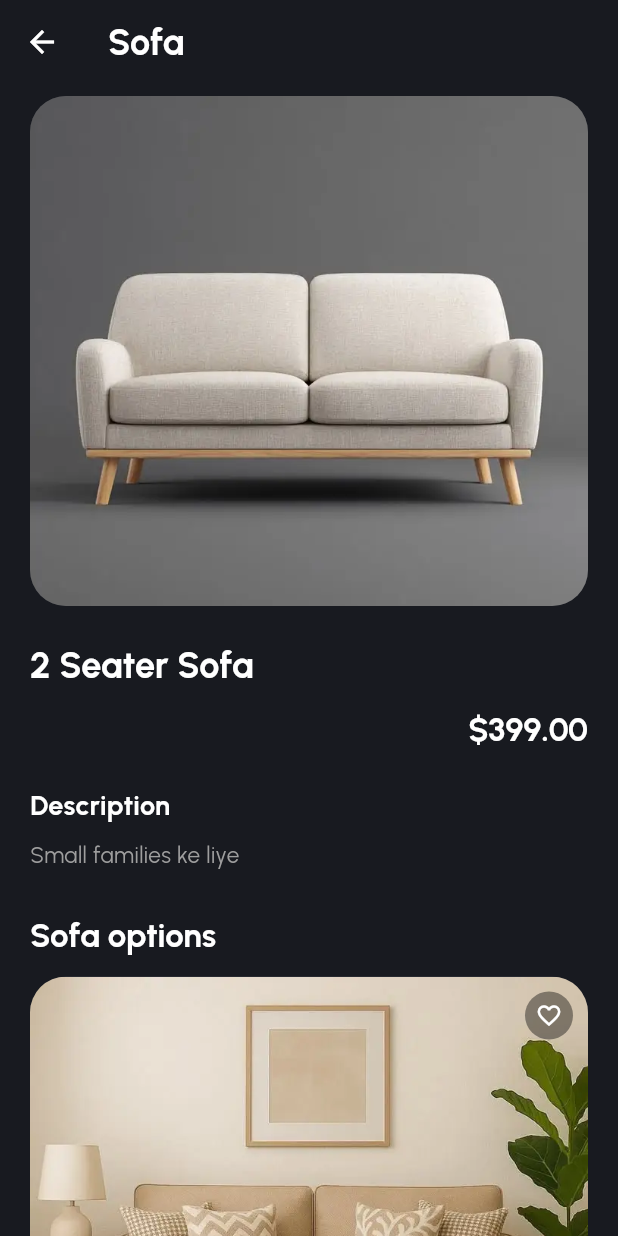
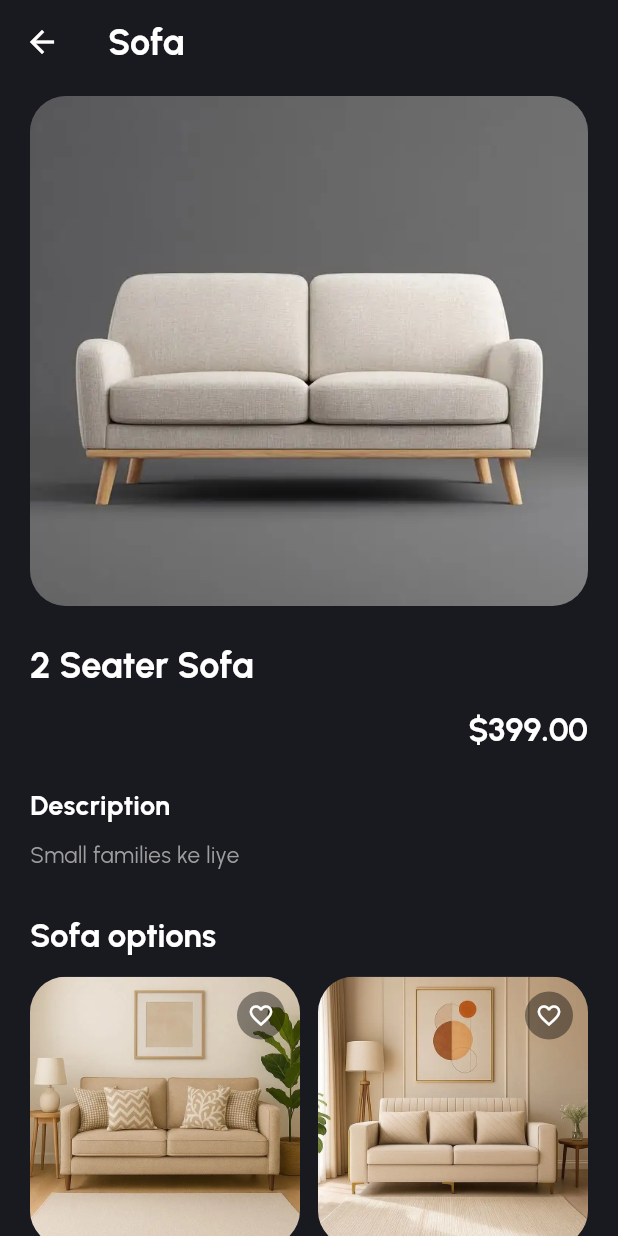
Before and after one commit to aman979488/funico_furniture, a Flutter app: the ProductDetailScreen screen opened directly with sample values from the repository, on a phone screen of 412 x 824 dp. Run offline on Flutter 3.47's test engine with Material 3 defaults, Android fonts, the phone set to English and light mode, and no system bars; our stand-ins replace cloud_firestore, firebase_auth, firebase_core, flutter_riverpod, flutter_secure_storage, font_awesome_flutter and 5 more; accounts and stored records are empty.

Commit message:
Show two sofa options per row
Co-authored-by: Copilot <223556219+Copilot@users.noreply.github.com>

```diff
--- a/lib/features/product/views/product_detail_screen.dart
+++ b/lib/features/product/views/product_detail_screen.dart
@@ -154,12 +154,18 @@ class _ProductDetailScreenState extends State<ProductDetailScreen> {
                           ?.copyWith(fontWeight: FontWeight.w700),
                     ),
                     const SizedBox(height: 14),
-                    ListView.separated(
+                    GridView.builder(
                       key: const ValueKey('sofa-options-list'),
                       shrinkWrap: true,
                       physics: const NeverScrollableScrollPhysics(),
                       itemCount: Product.sofaOptions.length,
-                      separatorBuilder: (_, _) => const SizedBox(height: 18),
+                      gridDelegate:
+                          const SliverGridDelegateWithFixedCrossAxisCount(
+                            crossAxisCount: 2,
+                            crossAxisSpacing: 12,
+                            mainAxisSpacing: 18,
+                            childAspectRatio: 0.68,
+                          ),
                       itemBuilder: (context, index) {
                         final option = Product.sofaOptions[index];
                         return ProductCard(
```
Also changed, not shown: 1 other file.
